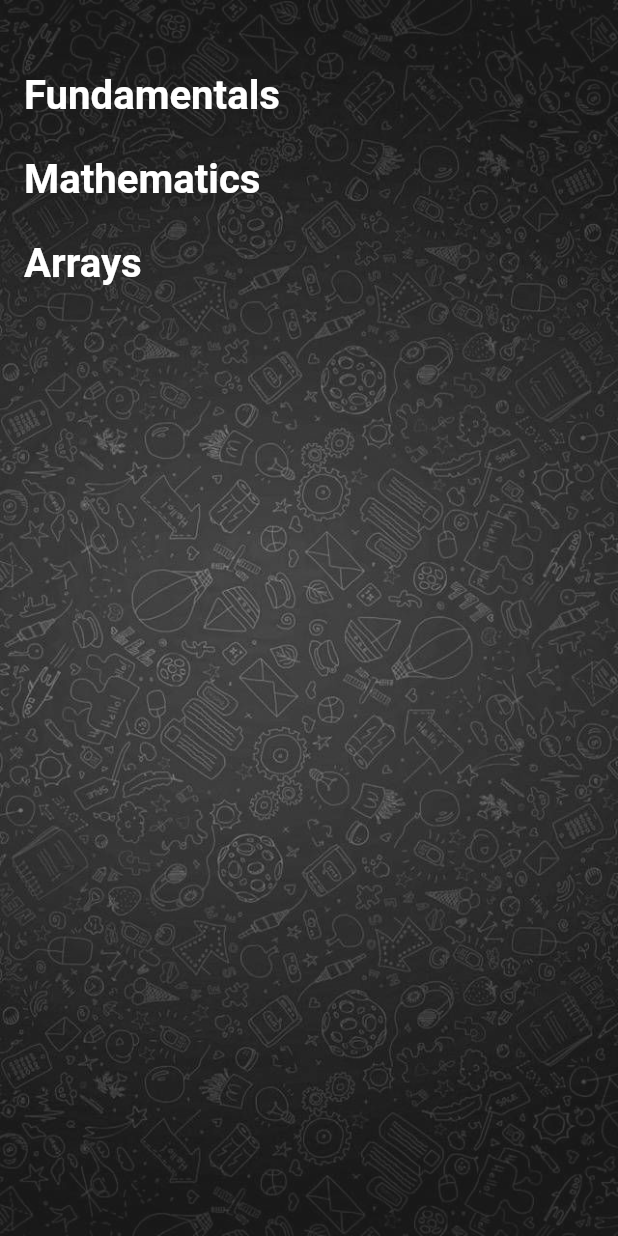
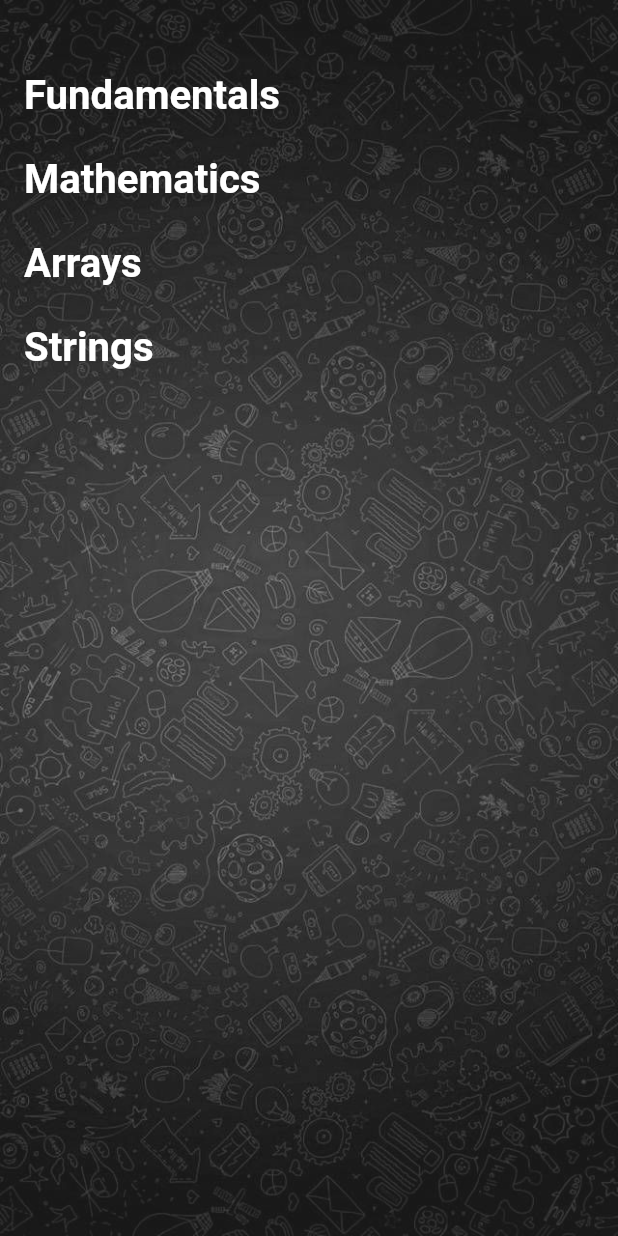
Before and after one commit to Alpha17-2/CP_App, a Flutter app: the Problems screen opened by its route, on a phone screen of 412 x 824 dp. Run offline on Flutter 3.47's test engine with Material 2 defaults, Android fonts, the phone set to English and light mode, and no system bars; our stand-ins replace bottom_navy_bar, flutter_swiper, liquid_swipe, shimmer; missing offline and left inert: foldable_sidebar; Roboto replaces fonts that are missing (Quattrocento).

Commit message:
All done

```diff
--- a/lib/Providers/StringProblemlist.dart
+++ b/lib/Providers/StringProblemlist.dart
@@ -1,5 +1,4 @@
 import 'package:flutter/material.dart';
-
 import 'Single_Problem.dart';
 
 class StringProblems extends ChangeNotifier {
--- a/lib/Screens/Display Screens/Problem_List_Screen.dart
+++ b/lib/Screens/Display Screens/Problem_List_Screen.dart
@@ -2,6 +2,7 @@ import 'package:CP_App/Screens/Detail%20Screen/ShowFundamental.dart';
 import 'package:CP_App/Screens/Detail Screen/ShowArray.dart';
 import 'package:CP_App/Screens/Detail Screen/ShowMaths.dart';
 import 'package:CP_App/Screens/Detail Screen/ShowFundamental.dart';
+import 'package:CP_App/Screens/Detail Screen/ShowString.dart';
 import 'package:flutter/material.dart';
 import 'package:CP_App/Helpers/DeviceSize.dart';
 
@@ -73,6 +74,20 @@ class Problems extends StatelessWidget {
                 Navigator.of(context).pushNamed(ShowArrayProblems.routeName);
               },
             ),
+            ListTile(
+              title: Text(
+                'Strings',
+                style: TextStyle(
+                  fontFamily: 'Quattrocento',
+                  color: Colors.white,
+                  fontWeight: FontWeight.bold,
+                  fontSize: displayWidth(context) * 0.065,
+                ),
+              ),
+              onTap: () {
+                Navigator.of(context).pushNamed(ShowStringProblem.routeName);
+              },
+            ),
           ],
         ),
       ),
```
Also changed, not shown: lib/Screens/Detail Screen/ShowString.dart (added, +61 -0 lines), lib/main.dart (+6 -1 lines).
